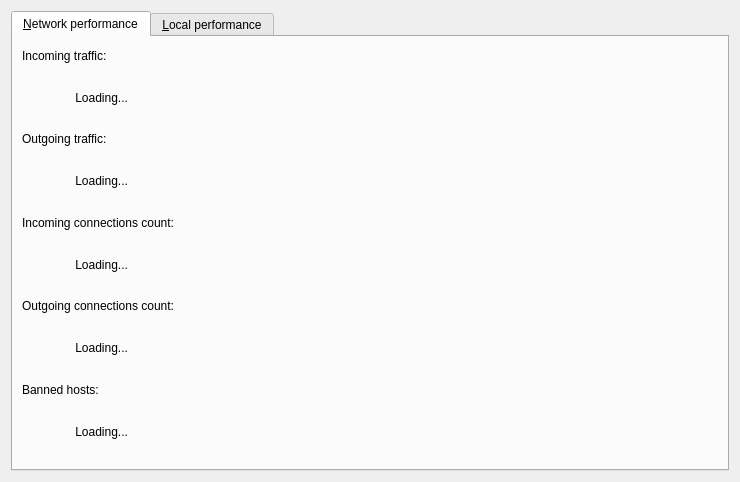
Above: src/qt/forms/perfmondialog.ui from dragononcrypto/scashcpp before the change. Below: the same form after it.
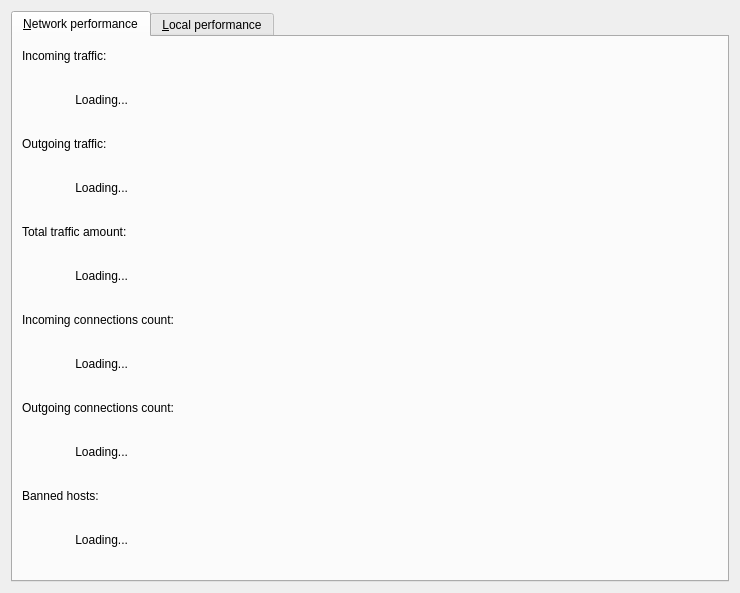
That is the form after the change. The open tabs and pages were chosen to show the change.

Patch:
```diff
--- a/src/qt/forms/perfmondialog.ui
+++ b/src/qt/forms/perfmondialog.ui
@@ -7,9 +7,15 @@
     <x>0</x>
     <y>0</y>
     <width>740</width>
-    <height>482</height>
+    <height>593</height>
    </rect>
   </property>
+  <property name="sizePolicy">
+   <sizepolicy hsizetype="Fixed" vsizetype="Fixed">
+    <horstretch>0</horstretch>
+    <verstretch>0</verstretch>
+   </sizepolicy>
+  </property>
   <property name="windowTitle">
    <string>Scash - Performance monitor</string>
   </property>
@@ -84,6 +90,26 @@
            </property>
           </widget>
          </item>
+         <item>
+          <widget class="QLabel" name="label_8">
+           <property name="maximumSize">
+            <size>
+             <width>16777215</width>
+             <height>20</height>
+            </size>
+           </property>
+           <property name="text">
+            <string>Total traffic amount:</string>
+           </property>
+          </widget>
+         </item>
+         <item>
+          <widget class="QLabel" name="labelTotalTraffic">
+           <property name="text">
+            <string>                Loading...</string>
+           </property>
+          </widget>
+         </item>
          <item>
           <widget class="QLabel" name="label_5">
            <property name="maximumSize">
```
Left out of the diff: 2 changed lines with no effect on the pictures.
